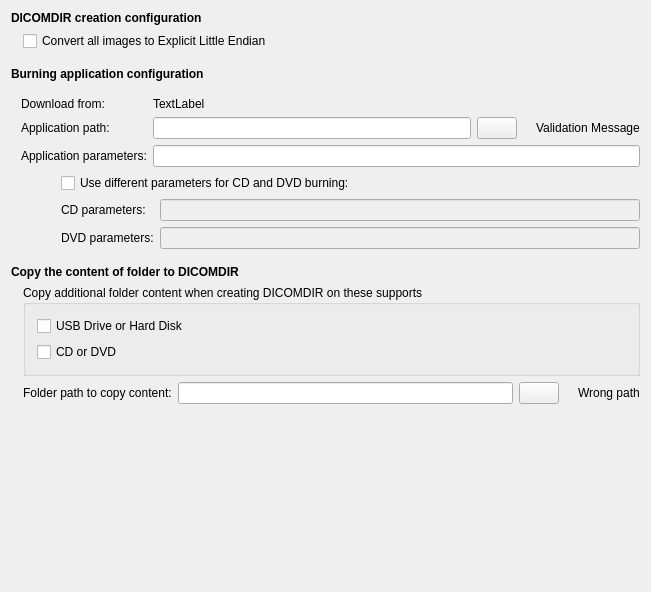
Above: starviewer/src/inputoutput/qdicomdirconfigurationscreenbase.ui from starviewer-medical/starviewer before the change. Below: the same form after it.
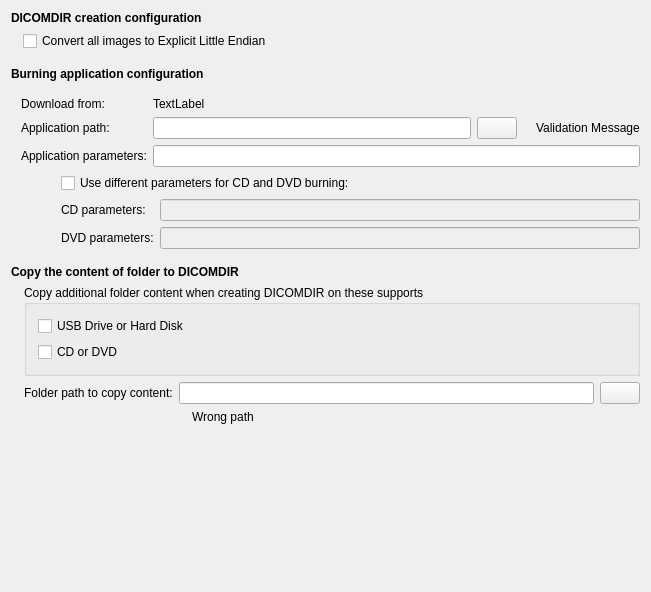
That is the form after the change. Icons and pictures are not drawn.

Commit message: ﻿ENH: Made some enhancement to the ui of dicomdir configuration screen

The edit to the form file:
```diff
--- a/starviewer/src/inputoutput/qdicomdirconfigurationscreenbase.ui
+++ b/starviewer/src/inputoutput/qdicomdirconfigurationscreenbase.ui
@@ -349,7 +349,7 @@
          </property>
          <property name="sizeHint" stdset="0">
           <size>
-           <width>12</width>
+           <width>13</width>
            <height>20</height>
           </size>
          </property>
@@ -387,8 +387,8 @@
       </layout>
      </item>
      <item>
-      <layout class="QHBoxLayout" name="horizontalLayout_3">
-       <item>
+      <layout class="QGridLayout" name="gridLayout_3">
+       <item row="0" column="0">
         <spacer name="horizontalSpacer_2">
          <property name="orientation">
           <enum>Qt::Horizontal</enum>
@@ -398,13 +398,13 @@
          </property>
          <property name="sizeHint" stdset="0">
           <size>
-           <width>12</width>
+           <width>13</width>
            <height>20</height>
           </size>
          </property>
         </spacer>
        </item>
-       <item>
+       <item row="0" column="1">
         <widget class="QLabel" name="textLabel1_10">
          <property name="sizePolicy">
           <sizepolicy hsizetype="Preferred" vsizetype="Fixed">
@@ -429,14 +429,14 @@
          </property>
         </widget>
        </item>
-       <item>
+       <item row="0" column="2">
         <widget class="QLineEdit" name="m_textDICOMDIRFolderPathToCopy">
          <property name="enabled">
           <bool>true</bool>
          </property>
         </widget>
        </item>
-       <item>
+       <item row="0" column="3">
         <widget class="QPushButton" name="m_buttonExaminateDICOMDIRFolderPathToCopy">
          <property name="enabled">
           <bool>true</bool>
@@ -453,8 +453,16 @@
          </property>
         </widget>
        </item>
+       <item row="1" column="2">
+        <layout class="QHBoxLayout" name="horizontalLayout_3">
        <item>
         <widget class="QLabel" name="m_copyFolderContentValidationIcon">
+           <property name="sizePolicy">
+            <sizepolicy hsizetype="Fixed" vsizetype="Preferred">
+             <horstretch>0</horstretch>
+             <verstretch>0</verstretch>
+            </sizepolicy>
+           </property>
          <property name="text">
           <string/>
          </property>
@@ -469,6 +477,8 @@
           <string>Wrong path</string>
          </property>
         </widget>
+         </item>
+        </layout>
        </item>
       </layout>
      </item>
```
Left out of the diff: 2 changed lines with no effect on the pictures. Lines whose indentation alone changed are shown as unchanged.
